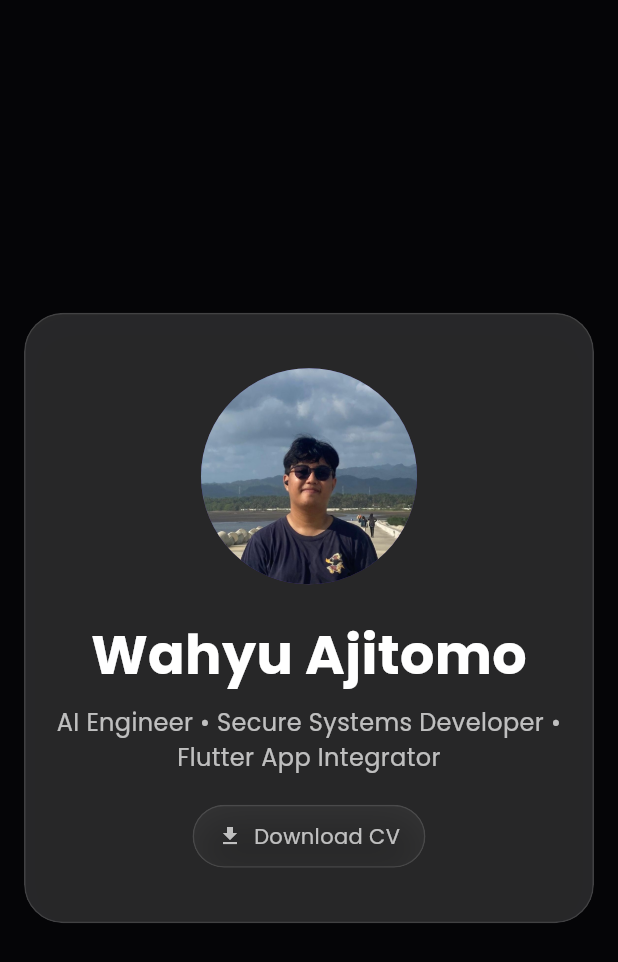
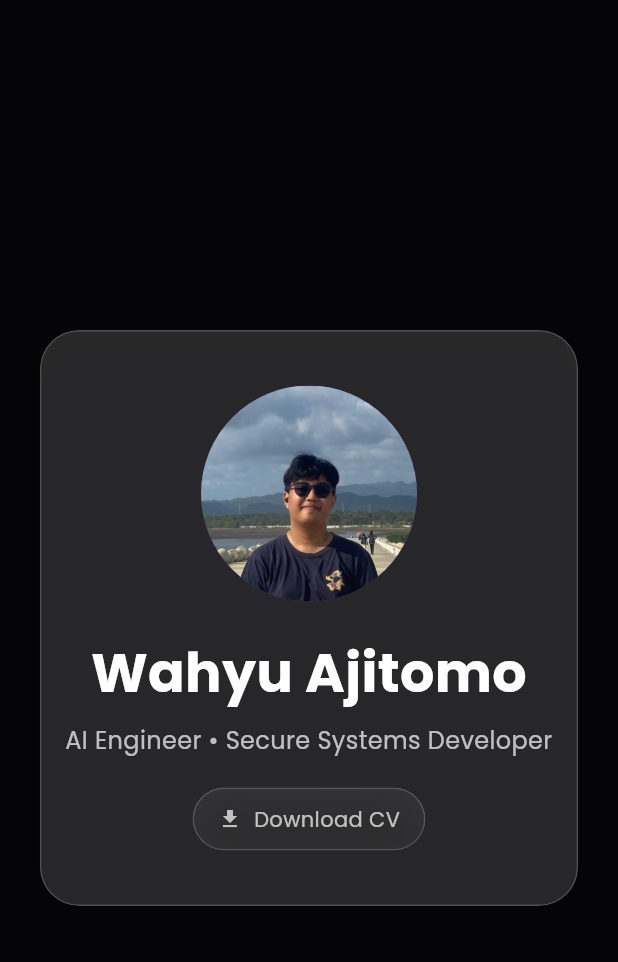
Before and after one commit to Retr0desk/portofolio, a Flutter app: the FancyHero widget shown alone on an empty page, opened directly, on a phone screen of 412 x 824 dp. Shown: the top 962 px of the screen. Run offline on Flutter 3.47's test engine with Material 3 defaults, Android fonts, the phone set to English and light mode, and no system bars; our stand-ins replace google_fonts, responsive_framework.

Commit message:
Responsive update + smooth scroll fix

```diff
--- a/lib/components/glass.dart
+++ b/lib/components/glass.dart
@@ -7,54 +7,33 @@ class Glass extends StatelessWidget {
   final double opacity;
   final EdgeInsets padding;
   final double radius;
-  final bool isScrolling; // ⬅ baru ditambahkan
 
   const Glass({
     super.key,
     required this.child,
-    this.blur = 20,
-    this.opacity = 0.10,
+    this.blur = 12,
+    this.opacity = 0.08,
     this.padding = const EdgeInsets.all(20),
     this.radius = 26,
-    this.isScrolling = false, // ⬅ default
   });
 
   @override
   Widget build(BuildContext context) {
-    // Deteksi perangkat low-spec (opsional)
-    final isLowSpecDevice = MediaQuery.of(context).size.width < 500;
-
-    // Blur adaptif → low device pakai blur lebih ringan supaya smooth
-    final adaptiveBlur = isLowSpecDevice ? blur * 0.35 : blur;
-
-    // Opacity animasi → saat scroll sedikit transparan, berhenti kembali blur
-    final animatedOpacity = isScrolling ? opacity * 0.55 : opacity;
-
-    return RepaintBoundary(
-      // ⬅ mencegah repaint seluruh UI saat scroll
-      child: AnimatedOpacity(
-        duration: const Duration(milliseconds: 220),
-        curve: Curves.easeOut,
-        opacity: isScrolling ? 0.85 : 1.0,
-        child: ClipRRect(
+    return ClipRRect(
       borderRadius: BorderRadius.circular(radius),
       child: BackdropFilter(
-            filter: ImageFilter.blur(
-              sigmaX: adaptiveBlur,
-              sigmaY: adaptiveBlur,
-            ),
-            child: AnimatedContainer(
-              duration: const Duration(milliseconds: 350),
-              curve: Curves.easeOutQuad,
+        filter: ImageFilter.blur(sigmaX: blur, sigmaY: blur),
+        child: Container(
+          // <-- STATIC
           padding: padding,
           decoration: BoxDecoration(
+            color: Colors.white.withOpacity(opacity),
             borderRadius: BorderRadius.circular(radius),
-                border: Border.all(color: Colors.white.withOpacity(0.12)),
-                color: Colors.white.withOpacity(animatedOpacity),
+            border: Border.all(color: Colors.white.withOpacity(0.18)),
             boxShadow: [
               BoxShadow(
-                    color: Colors.black.withOpacity(isScrolling ? 0.15 : 0.30),
-                    blurRadius: isScrolling ? 10 : 22,
+                color: Colors.black.withOpacity(0.18),
+                blurRadius: 20,
                 offset: const Offset(0, 8),
               ),
             ],
@@ -62,8 +41,6 @@ class Glass extends StatelessWidget {
           child: child,
         ),
       ),
-        ),
-      ),
     );
   }
 }
--- a/lib/components/hero.dart
+++ b/lib/components/hero.dart
@@ -27,7 +27,6 @@ class FancyHero extends StatelessWidget {
         child: ConstrainedBox(
           constraints: const BoxConstraints(maxWidth: 900),
           child: Glass(
-            isScrolling: isScrolling, // <-- adaptive effect applied here
             blur: 30,
             opacity: 0.14,
             padding: EdgeInsets.symmetric(
@@ -49,7 +48,7 @@ class FancyHero extends StatelessWidget {
                 ),
                 const SizedBox(height: 8),
                 const Text(
-                  'AI Engineer • Secure Systems Developer • Flutter App Integrator',
+                  'AI Engineer • Secure Systems Developer',
                   textAlign: TextAlign.center,
                   style: TextStyle(color: Colors.white70, fontSize: 16),
                 ),
@@ -96,7 +95,6 @@ class HeroAction extends StatelessWidget {
       child: GestureDetector(
         onTap: onTap,
         child: Glass(
-          isScrolling: isScrolling, // <-- optional adaptive effect
           blur: 12,
           opacity: 0.06,
           padding: const EdgeInsets.symmetric(horizontal: 16, vertical: 10),
--- a/lib/components/navbar.dart
+++ b/lib/components/navbar.dart
@@ -33,7 +33,6 @@ class FancyNavBar extends StatelessWidget {
 
     return Center(
       child: Glass(
-        isScrolling: isScrolling, // <-- Pass scrolling state
         blur: 16,
         opacity: 0.10,
         padding: const EdgeInsets.symmetric(horizontal: 20, vertical: 12),
--- a/lib/main.dart
+++ b/lib/main.dart
@@ -10,7 +10,6 @@ import 'package:portofolio/components/hero.dart';
 import 'package:portofolio/components/navbar.dart';
 import 'package:portofolio/components/projects.dart';
 import 'package:portofolio/components/skills.dart';
-import 'package:portofolio/components/glass.dart';
 import 'package:responsive_framework/responsive_framework.dart';
 import 'package:flutter_web_plugins/flutter_web_plugins.dart';
 
```
Lines whose indentation alone changed are shown as unchanged.
